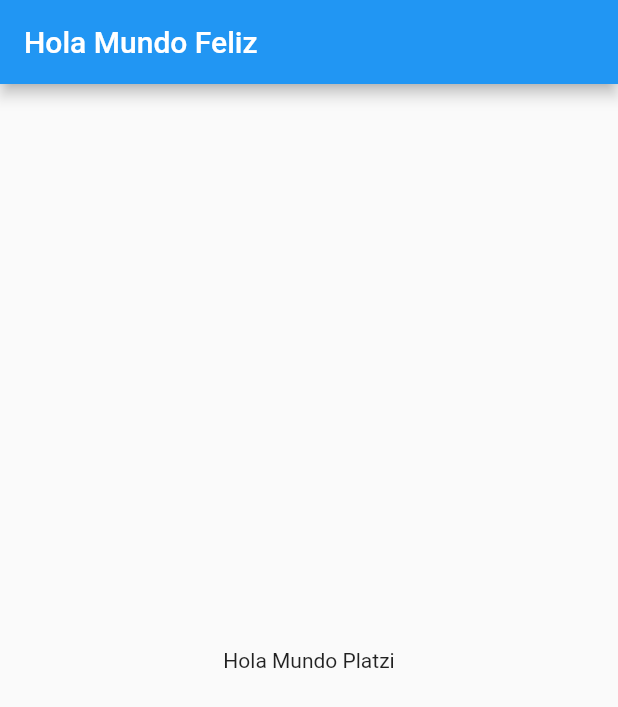
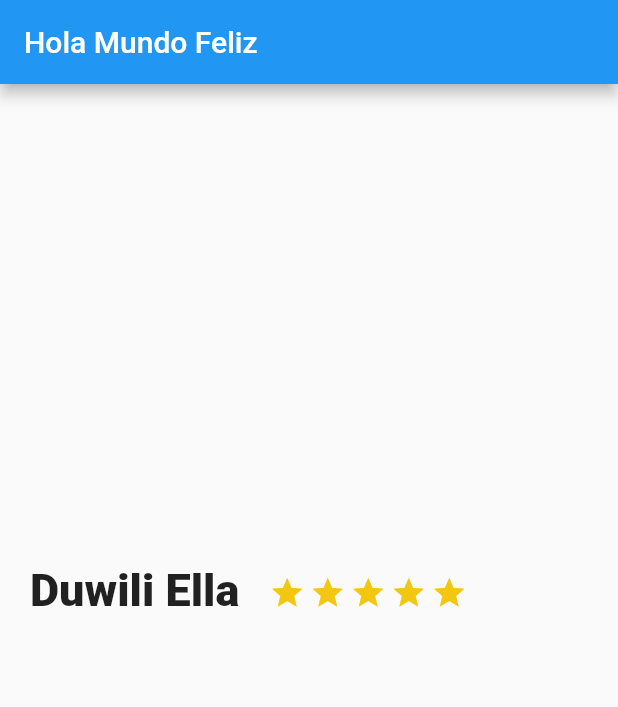
Before and after one commit to cristianiniguez/curso_flutter, a Flutter app: the screen it shows after launch, on a phone screen of 412 x 824 dp. Shown: the top 707 px of the screen. Run offline on Flutter 3.47's test engine with Material 2 defaults, Android fonts, the phone set to English and light mode, and no system bars.

Commit message:
widgets sin estado en flutter: flutter widgets - Container, Text, Icon, Row

```diff
--- /dev/null
+++ b/lib/description_place.dart
@@ -0,0 +1,28 @@
+import 'package:flutter/material.dart';
+
+class DescriptionPlace extends StatelessWidget {
+  @override
+  Widget build(BuildContext context) {
+    final star = Container(
+      margin: EdgeInsets.only(top: 323.0, right: 3.0),
+      child: Icon(Icons.star, color: Color(0xfff2c611)),
+    );
+
+    final titleStars = Row(
+      children: [
+        Container(
+          margin: EdgeInsets.only(top: 320.0, left: 20.0, right: 20.0),
+          child: Text(
+            "Duwili Ella",
+            style: TextStyle(fontSize: 30.0, fontWeight: FontWeight.w900),
+            textAlign: TextAlign.left,
+          ),
+        ),
+        Row(
+          children: [star, star, star, star, star],
+        )
+      ],
+    );
+    return titleStars;
+  }
+}
--- a/lib/main.dart
+++ b/lib/main.dart
@@ -1,120 +1,20 @@
 import 'package:flutter/material.dart';
+import 'description_place.dart';
 
 void main() {
   runApp(MyApp());
 }
 
 class MyApp extends StatelessWidget {
-  // This widget is the root of your application.
   @override
   Widget build(BuildContext context) {
     return MaterialApp(
       title: 'Flutter Demo',
-      theme: ThemeData(
-        // This is the theme of your application.
-        //
-        // Try running your application with "flutter run". You'll see the
-        // application has a blue toolbar. Then, without quitting the app, try
-        // changing the primarySwatch below to Colors.green and then invoke
-        // "hot reload" (press "r" in the console where you ran "flutter run",
-        // or simply save your changes to "hot reload" in a Flutter IDE).
-        // Notice that the counter didn't reset back to zero; the application
-        // is not restarted.
-        primarySwatch: Colors.blue,
+      theme: ThemeData(primarySwatch: Colors.blue),
+      home: Scaffold(
+        appBar: AppBar(title: Text("Hola Mundo Feliz")),
+        body: DescriptionPlace(),
       ),
-      home: Scaffold(
-        appBar: AppBar(
-          title: Text("Hola Mundo Feliz"),
-        ),
-        body: Center(
-          child: Text("Hola Mundo Platzi"),
-        ),
-      )// MyHomePage(title: 'Flutter Demo Home Page'),
     );
   }
 }
-
-class MyHomePage extends StatefulWidget {
-  MyHomePage({Key key, this.title}) : super(key: key);
-
-  // This widget is the home page of your application. It is stateful, meaning
-  // that it has a State object (defined below) that contains fields that affect
-  // how it looks.
-
-  // This class is the configuration for the state. It holds the values (in this
-  // case the title) provided by the parent (in this case the App widget) and
-  // used by the build method of the State. Fields in a Widget subclass are
-  // always marked "final".
-
-  final String title;
-
-  @override
-  _MyHomePageState createState() => _MyHomePageState();
-}
-
-class _MyHomePageState extends State<MyHomePage> {
-  int _counter = 0;
-
-  void _incrementCounter() {
-    setState(() {
-      // This call to setState tells the Flutter framework that something has
-      // changed in this State, which causes it to rerun the build method below
-      // so that the display can reflect the updated values. If we changed
-      // _counter without calling setState(), then the build method would not be
-      // called again, and so nothing would appear to happen.
-      _counter++;
-    });
-  }
-
-  @override
-  Widget build(BuildContext context) {
-    // This method is rerun every time setState is called, for instance as done
-    // by the _incrementCounter method above.
-    //
-    // The Flutter framework has been optimized to make rerunning build methods
-    // fast, so that you can just rebuild anything that needs updating rather
-    // than having to individually change instances of widgets.
-    return Scaffold(
-      appBar: AppBar(
-        // Here we take the value from the MyHomePage object that was created by
-        // the App.build method, and use it to set our appbar title.
-        title: Text(widget.title),
-      ),
-      body: Center(
-        // Center is a layout widget. It takes a single child and positions it
-        // in the middle of the parent.
-        child: Column(
-          // Column is also a layout widget. It takes a list of children and
-          // arranges them vertically. By default, it sizes itself to fit its
-          // children horizontally, and tries to be as tall as its parent.
-          //
-          // Invoke "debug painting" (press "p" in the console, choose the
-          // "Toggle Debug Paint" action from the Flutter Inspector in Android
-          // Studio, or the "Toggle Debug Paint" command in Visual Studio Code)
-          // to see the wireframe for each widget.
-          //
-          // Column has various properties to control how it sizes itself and
-          // how it positions its children. Here we use mainAxisAlignment to
-          // center the children vertically; the main axis here is the vertical
-          // axis because Columns are vertical (the cross axis would be
-          // horizontal).
-          mainAxisAlignment: MainAxisAlignment.center,
-          children: <Widget>[
-            Text(
-              'You have pushed the button this many times:',
-            ),
-            Text(
-              '$_counter',
-              style: Theme.of(context).textTheme.headline4,
-            ),
-          ],
-        ),
-      ),
-      floatingActionButton: FloatingActionButton(
-        onPressed: _incrementCounter,
-        tooltip: 'Increment',
-        child: Icon(Icons.add),
-      ), // This trailing comma makes auto-formatting nicer for build methods.
-    );
-  }
-}
```
